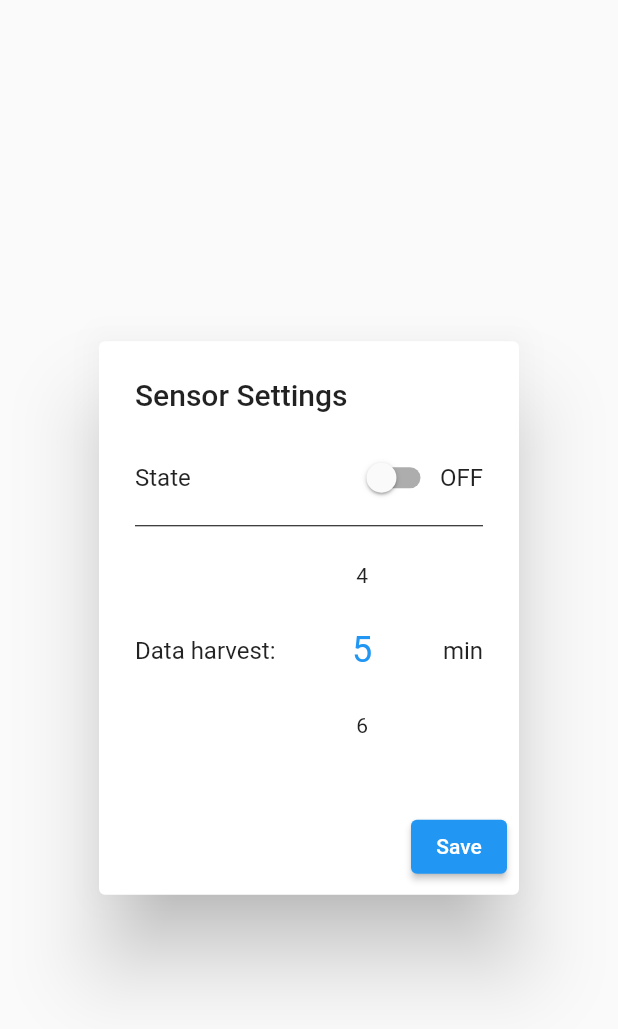
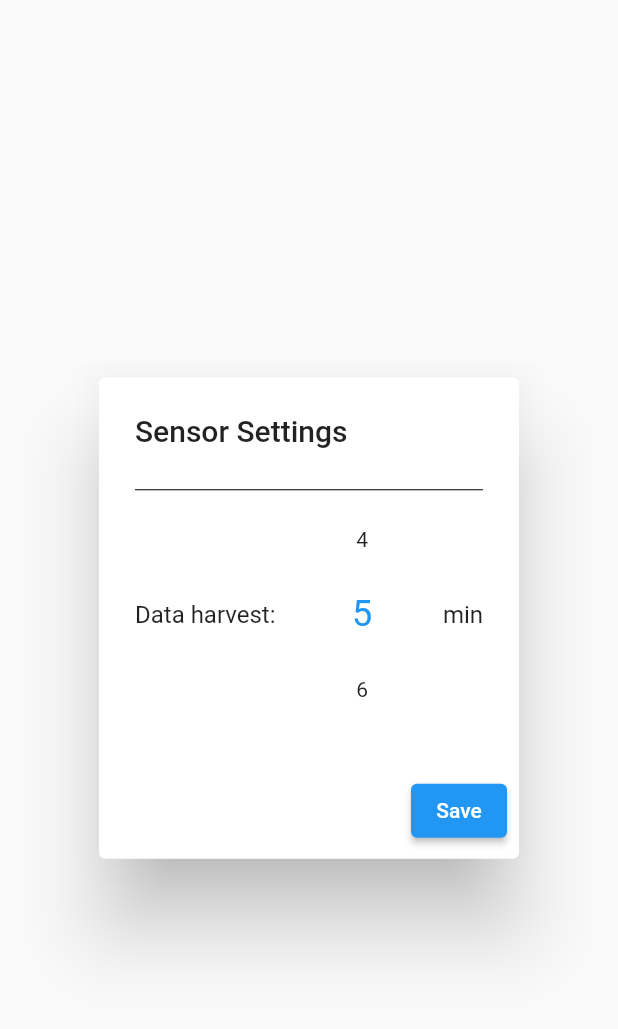
Before and after one commit to NunoVidal/MySmartHome, a Flutter app: the SensorSettingsModal widget shown alone on an empty page, opened directly, on a phone screen of 412 x 824 dp. Shown: the top 1029 px of the screen. Run offline on Flutter 3.47's test engine with Material 2 defaults, Android fonts, the phone set to English and light mode, and no system bars; drawn by our look-alikes of numberpicker; our stand-ins replace flutter_colorpicker, syncfusion_flutter_charts; network calls fail.

Commit message:
changes utilizadores

```diff
--- a/lib/costum_widgets.dart
+++ b/lib/costum_widgets.dart
@@ -901,9 +901,8 @@ class _BlindConfigState extends State<BlindConfig> {
                           setState(() {
                             _value = value;
                             final int deviceId = widget.deviceId;
-                            final Blind blind = blinds.firstWhere(
-                              (blind) => blind.id == deviceId
-                            );
+                            final Blind blind = blinds
+                                .firstWhere((blind) => blind.id == deviceId);
                             if (blind != null) {
                               blind.state = value;
                             }
@@ -1185,8 +1184,8 @@ class CostumActionExplicitBlindConfig extends StatefulWidget {
   final int deviceId;
   final ValueChanged<double> onChanged;
 
-  const CostumActionExplicitBlindConfig(
-      {super.key,
+  const CostumActionExplicitBlindConfig({
+    super.key,
     required this.deviceId,
     required this.onChanged,
   });
@@ -1232,7 +1231,8 @@ class _CostumActionExplicitBlindConfigState
                             setState(() {
                               _value = value;
                             });
-                            widget.onChanged(value); // Call the callback function
+                            widget
+                                .onChanged(value); // Call the callback function
                           },
                           activeColor: Colors.blue,
                           inactiveColor: Colors.grey),
@@ -1267,21 +1267,8 @@ class _SensorSettingsModalState extends State<SensorSettingsModal> {
       content: SingleChildScrollView(
         child: Column(
           children: [
-            Row(
-              mainAxisAlignment: MainAxisAlignment.spaceBetween,
-              children: [
-                Column(children: const [Text('State')]),
-                CostumActionSwitch(
-                  action: (value) {
-                    setState(() => selectedState = value);
-                  },
-                ),
-              ],
-            ),
             const Divider(color: Colors.black),
-            Row(
-              mainAxisAlignment: MainAxisAlignment.spaceBetween,
-              children: [
+            Row(mainAxisAlignment: MainAxisAlignment.spaceBetween, children: [
               const Text("Data harvest: "),
               NumberPicker(
                 minValue: 1,
@@ -1299,7 +1286,6 @@ class _SensorSettingsModalState extends State<SensorSettingsModal> {
       actions: <Widget>[
         ElevatedButton(
           onPressed: () {
-
             sensores[0].dataGatherInterval = initValue;
             Navigator.of(context).pop();
             ScaffoldMessenger.of(context).showSnackBar(
@@ -1335,14 +1321,14 @@ class _MyDateTimePickerState extends State<MyDateTimePicker> {
   TimeOfDay selectedTime = TimeOfDay.now();
   TextEditingController dateController = TextEditingController();
 
-
   String label = "Enter Date";
 
   _MyDateTimePickerState(this.label, this.selectedDate);
 
   @override
   Widget build(BuildContext context) {
-    dateController.text = "${selectedDate.year}/${selectedDate.month}/${selectedDate.day} ${selectedDate.hour}:${selectedDate.minute}";
+    dateController.text =
+        "${selectedDate.year}/${selectedDate.month}/${selectedDate.day} ${selectedDate.hour}:${selectedDate.minute}";
 
     return Container(
       padding: const EdgeInsets.all(15),
@@ -1562,7 +1548,8 @@ class _MyGraphicWidgetState extends State<MyGraphicWidget> {
     return SingleChildScrollView(
         child: Column(children: [
       Row(children: [
-         Expanded( // Added Expanded here
+        Expanded(
+            // Added Expanded here
             child: MyDateTimePicker(
           label: 'From',
           defaultValue: InitialDate,
@@ -1571,7 +1558,8 @@ class _MyGraphicWidgetState extends State<MyGraphicWidget> {
         const SizedBox(
           width: 5,
         ),
-         Expanded( // Added Expanded here
+        Expanded(
+            // Added Expanded here
             child: MyDateTimePicker(
           label: "To",
           defaultValue: FinalDate,
@@ -1592,7 +1580,6 @@ class _MyGraphicWidgetState extends State<MyGraphicWidget> {
           )
         ],
       ),
-
     ]));
   }
 
```
Also changed, not shown: lib/sensor.dart (+14 -0 lines). Lines whose indentation alone changed are shown as unchanged.
